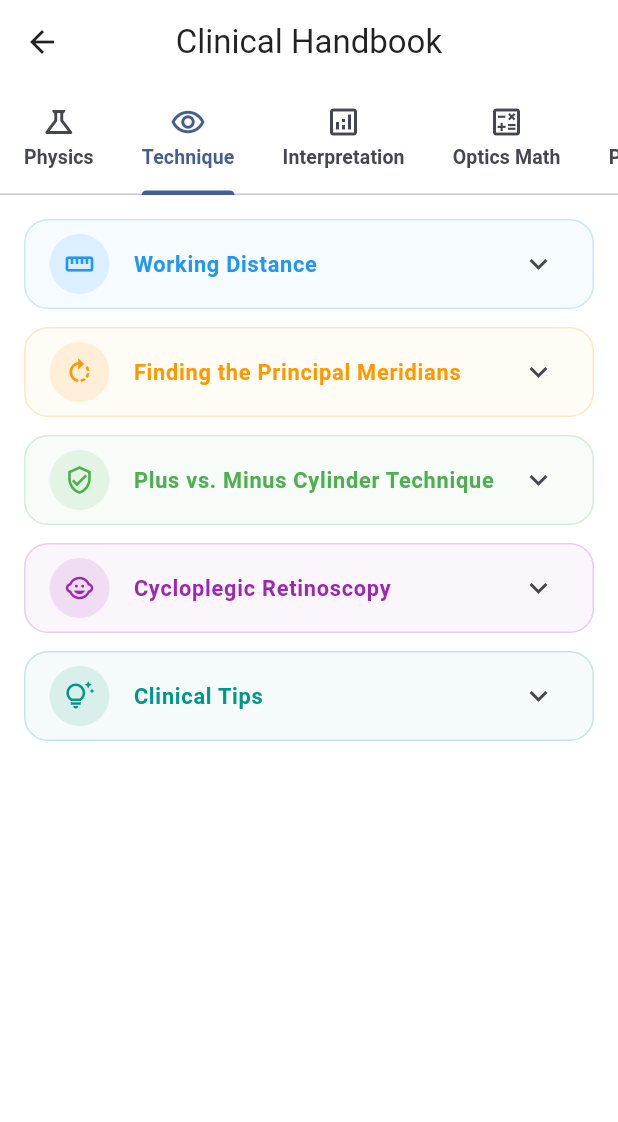
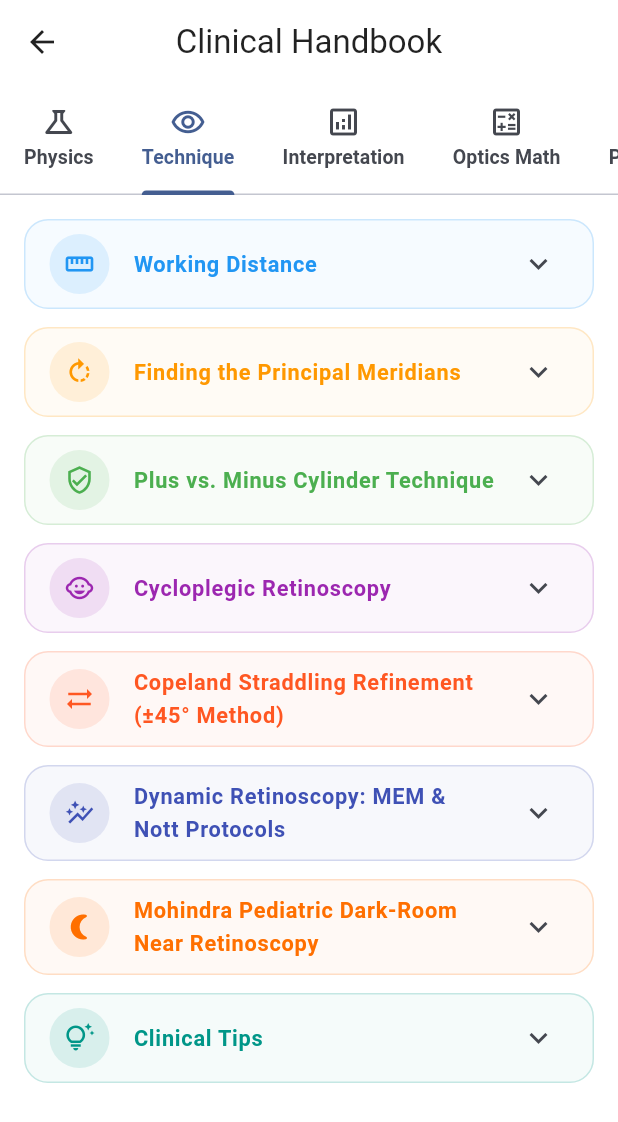
Before and after one commit to JMR193/Retinoscopy-Simulator, a Flutter app: the HandbookScreen screen opened directly, tab 2 chosen, on a phone screen of 412 x 824 dp. Shown: the top 1122 px of the screen. Run offline on Flutter 3.47's test engine with Material 3 defaults, Android fonts, the phone set to English and light mode, and no system bars; our stand-ins replace audioplayers, cloud_firestore, firebase_auth, firebase_core, firebase_crashlytics, package_info_plus and 5 more; missing offline and left inert: qr; accounts and stored records are empty; network calls fail.

Commit message:
feat(handbook): add Copeland straddling, dynamic MEM/Nott, Mohindra, and Charleux oil-droplet chapters

```diff
--- a/lib/screens/handbook_screen.dart
+++ b/lib/screens/handbook_screen.dart
@@ -178,6 +178,46 @@ class _TechniqueTab extends StatelessWidget {
             '• Detection of accommodative esotropia\n\n'
             'Pupil dilation also widens the retinoscopy reflex, making it easier to observe. '
             'This is why the simulator includes a "Dilated Pupil" toggle.',
+      ),
+      _Section(
+        icon: Icons.sync_alt,
+        color: Colors.deepOrange,
+        title: 'Copeland Straddling Refinement (±45° Method)',
+        content:
+            'Jack Copeland\'s straddling technique refines cylinder axis precision to within ±2.5°:\n\n'
+            '1. Neutralize the primary sphere and approximate cylinder axis.\n'
+            '2. Rotate the retinoscope streak 45° to the right of the cylinder axis. Sweep and observe reflex width & brightness.\n'
+            '3. Rotate the streak 45° to the left of the axis. Sweep and compare.\n\n'
+            '• If thickness and brilliance are IDENTICAL on both sides → axis is perfectly accurate (Equilibrium).\n'
+            '• If one side is sharper or brighter → rotate the cylinder axis TOWARD the sharper meridian.\n\n'
+            'Use the "Copeland Straddle HUD" tool in the simulator to visualize this in real time.',
+      ),
+      _Section(
+        icon: Icons.auto_graph,
+        color: Colors.indigo,
+        title: 'Dynamic Retinoscopy: MEM & Nott Protocols',
+        content:
+            'Dynamic retinoscopy objectively quantifies the accommodative response under near visual demand (e.g., 40 cm = +2.50 D):\n\n'
+            '• Monocular Estimation Method (MEM):\n'
+            '  Patient reads age-appropriate words on a card attached to the retinoscope at 40 cm.\n'
+            '  Examiner sweeps horizontal meridian and introduces loose plus/minus lenses for <0.5 s.\n'
+            '  Normal lag: +0.50 D to +0.75 D with-motion.\n'
+            '  Lag > +0.75 D indicates Accommodative Insufficiency; against-motion indicates Accommodative Excess.\n\n'
+            '• Nott\'s Technique (Zero-Lens Method):\n'
+            '  Reading target remains fixed at 40 cm. Examiner physically moves backward until neutral flash is reached.\n'
+            '  Accommodative Response = 1 / d_neutral (meters). Eliminates lens-induced magnification artifacts.',
+      ),
+      _Section(
+        icon: Icons.nightlight_round,
+        color: Colors.amber.shade900,
+        title: 'Mohindra Pediatric Dark-Room Near Retinoscopy',
+        content:
+            'For infants, toddlers, or uncooperative children where cycloplegic drops cannot be administered:\n\n'
+            '• Total Dark Room: The sole light source is the dim retinoscope filament held at exactly 50 cm.\n'
+            '• Abolishes proximal and picture accommodation; leaves only tonic resting accommodation (dark focus ~+0.75 D).\n'
+            '• Neutralize both principal meridians quickly.\n'
+            '• Mohindra Correction Factor: Subtract -1.25 D (not -2.00 D) from the gross neutralization:\n'
+            '  Net Rx = Gross Lens − 1.25 D (for infants < 2 years, some protocols use -1.00 D).',
       ),
       _Section(
         icon: Icons.tips_and_updates_outlined,
@@ -490,6 +530,26 @@ class _PathologyTab extends StatelessWidget {
             '• Crescent reflex on the opposite side of the refractive error in the illuminated eye\n'
             '• Rapid screening for anisometropia and media opacity in infants',
       ),
+      _Section(
+        icon: Icons.water_drop_outlined,
+        color: Colors.amber.shade800,
+        title: 'Charleux’s Sign (Oil-Droplet Reflex in Lenticonus)',
+        content:
+            'Pathognomonic for anterior or posterior lenticonus (frequently seen in Alport syndrome) and central keratoconus cones:\n\n'
+            '• Presentation: Appears as a distinct, dark circular droplet or oil-bubble in the red reflex under retro-illumination.\n'
+            '• Mechanism: Extreme refractive power discrepancy between the steep central conical cone (+10.00 D to +20.00 D myopic shift) and the flatter surrounding lens/cornea creates total internal reflection at the steep margin.\n'
+            '• Clinical pearl: The central zone exhibits strong against-motion while the periphery shows with-motion.',
+      ),
+      _Section(
+        icon: Icons.visibility_off_outlined,
+        color: Colors.brown.shade400,
+        title: 'Dense Nuclear Cataract Central Extinction',
+        content:
+            'In grade 3–4 nuclear sclerotic cataracts (NS3–NS4):\n\n'
+            '• Central Extinction: Dense nuclear yellowing and protein aggregation absorb and scatter incident light, extinguishing the central 3 mm reflex.\n'
+            '• Peripheral Escape: Only a dim, reddish ring escapes through the clearer cortical periphery.\n'
+            '• Management: Dilate the pupil, increase the retinoscope illumination to maximum, or rely on subjective pinhole and automated A-scan biometry.',
+      ),
     ]);
   }
 }
```
